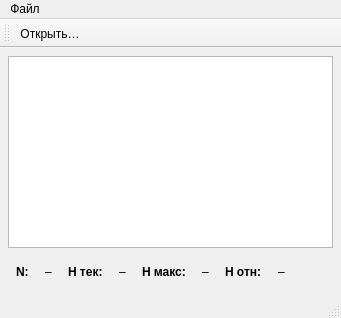
Above: src/mainwindow.ui from rexologue/nibbles before the change. Below: the same form after it.
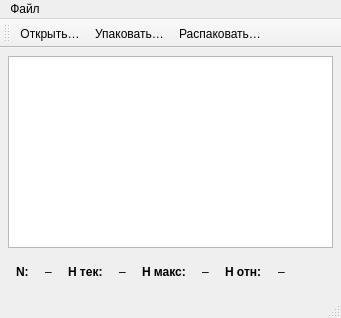
That is the form after the change.

Commit message: Add pack and unpack archive actions

```diff
--- a/src/mainwindow.ui
+++ b/src/mainwindow.ui
@@ -165,6 +165,8 @@
     <string>Файл</string>
    </property>
    <addaction name="actionOpen"/>
+    <addaction name="actionPack"/>
+    <addaction name="actionUnpack"/>
   </widget>
 
   <!-- Статусбар -->
@@ -179,6 +181,16 @@
     <string>Ctrl+O</string>
    </property>
   </action>
+  <action name="actionPack">
+   <property name="text">
+    <string>Упаковать…</string>
+   </property>
+  </action>
+  <action name="actionUnpack">
+   <property name="text">
+    <string>Распаковать…</string>
+   </property>
+  </action>
   <action name="actionExit">
    <property name="text">
     <string>Выход</string>
```
Left out of the diff: 2 changed lines with no effect on the pictures. The commit also changes 2 other files.
